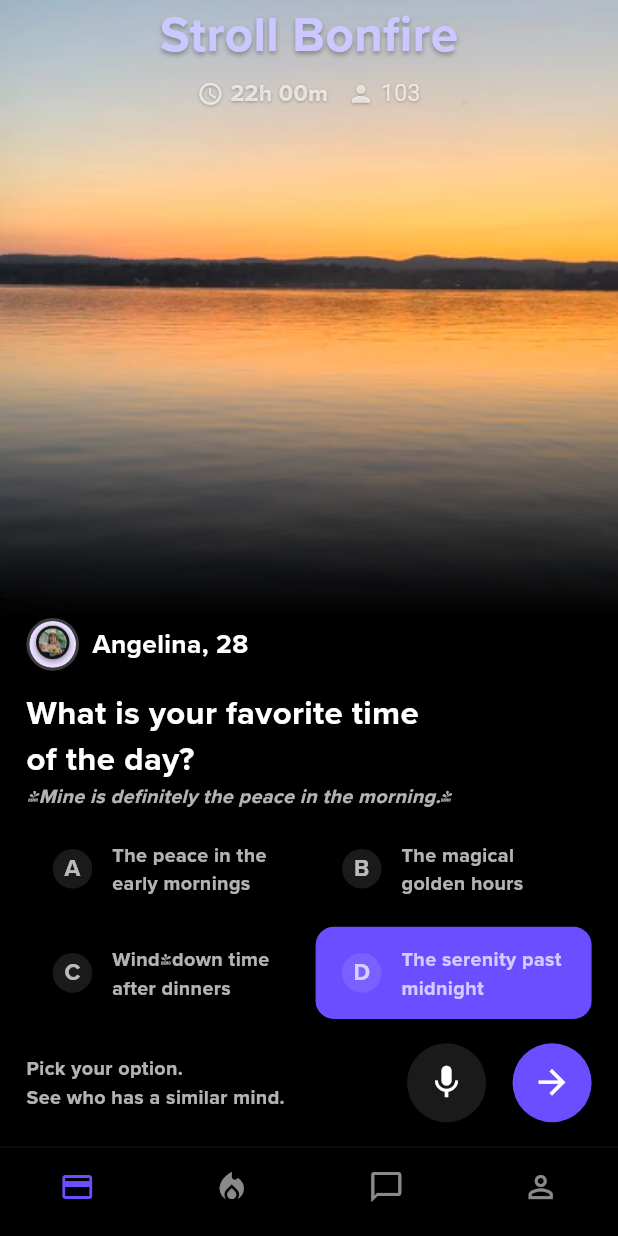
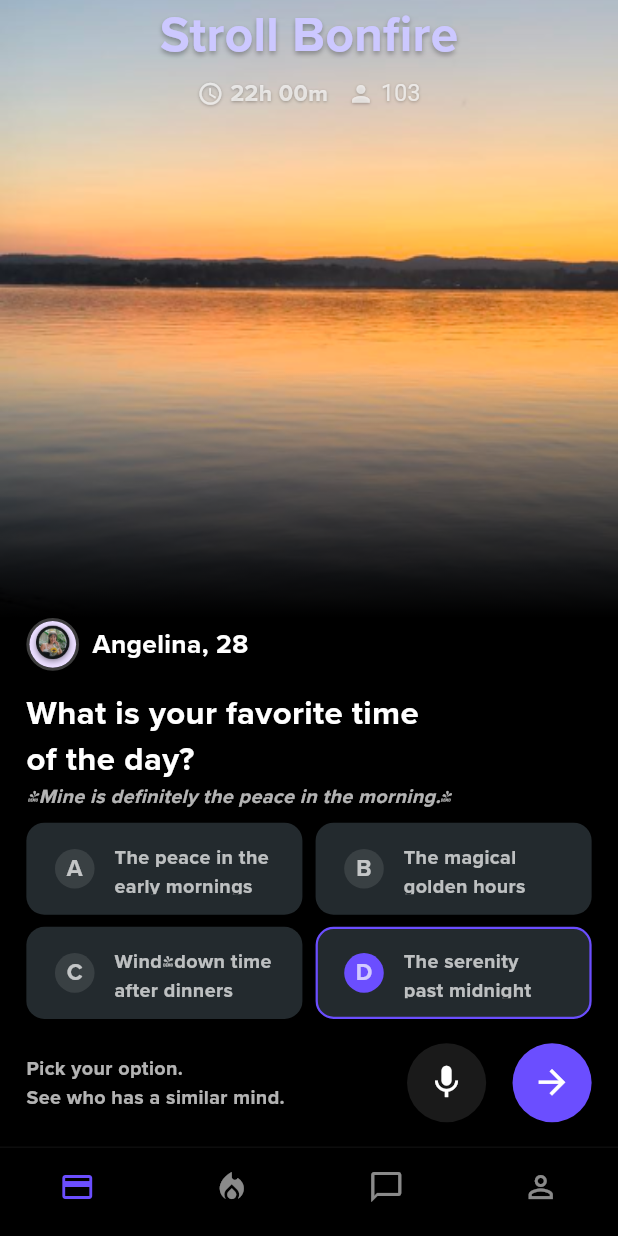
Before and after one commit to trick4u/stroll, a Flutter app: the screen it shows after launch, on a phone screen of 412 x 824 dp. Run offline on Flutter 3.47's test engine with Material 3 defaults, Android fonts, the phone set to English and light mode, and no system bars.

Commit message:
gridDesignUpdate

```diff
--- a/lib/widgets/options_box.dart
+++ b/lib/widgets/options_box.dart
@@ -26,8 +26,12 @@
           vertical: ScaleUtil.height(12),
         ),
         decoration: BoxDecoration(
-          color: isSelected ? Color(0xFF6B4EFF) : Colors.black45,
+          color: Color(0xff232A2E),
           borderRadius: BorderRadius.circular(12),
+          border: Border.all(
+            color: isSelected ? Color(0xFF6B4EFF) : Colors.transparent,
+            width: 1.5,
+          ),
         ),
         child: Row(
           children: [
@@ -36,7 +40,9 @@
               height: ScaleUtil.width(24),
               decoration: BoxDecoration(
                 shape: BoxShape.circle,
-                color: Colors.white.withOpacity(0.1),
+                color: isSelected
+                    ? Color(0xFF6B4EFF)
+                    : Colors.white.withOpacity(0.1),
               ),
               child: Center(
                 child: Text(
--- a/lib/widgets/options_grid.dart
+++ b/lib/widgets/options_grid.dart
@@ -38,11 +38,11 @@
       padding: EdgeInsets.only(
           top: ScaleUtil.height(8), bottom: ScaleUtil.height(16)),
       shrinkWrap: true,
-      physics: NeverScrollableScrollPhysics(), // Disable scrolling
+      physics: ScrollPhysics(),
       crossAxisCount: 2,
       mainAxisSpacing: ScaleUtil.height(8),
       crossAxisSpacing: ScaleUtil.width(8),
-      childAspectRatio: 3, // Adjusted for better height
+      childAspectRatio: 3,
       children: List.generate(
         options.length,
         (index) => OptionBox(
--- a/lib/widgets/title_box.dart
+++ b/lib/widgets/title_box.dart
@@ -9,11 +9,7 @@
 
   @override
   Widget build(BuildContext context) {
-    return Positioned(
-      top: ScaleUtil.height(60),
-      left: ScaleUtil.width(80),
-      right: ScaleUtil.width(80),
-      child: Column(
+    return Column(
       crossAxisAlignment: CrossAxisAlignment.center,
       children: [
         Text(
@@ -95,7 +91,6 @@
           ],
         ),
       ],
-      ),
     );
   }
 }
```
Lines whose indentation alone changed are shown as unchanged.
